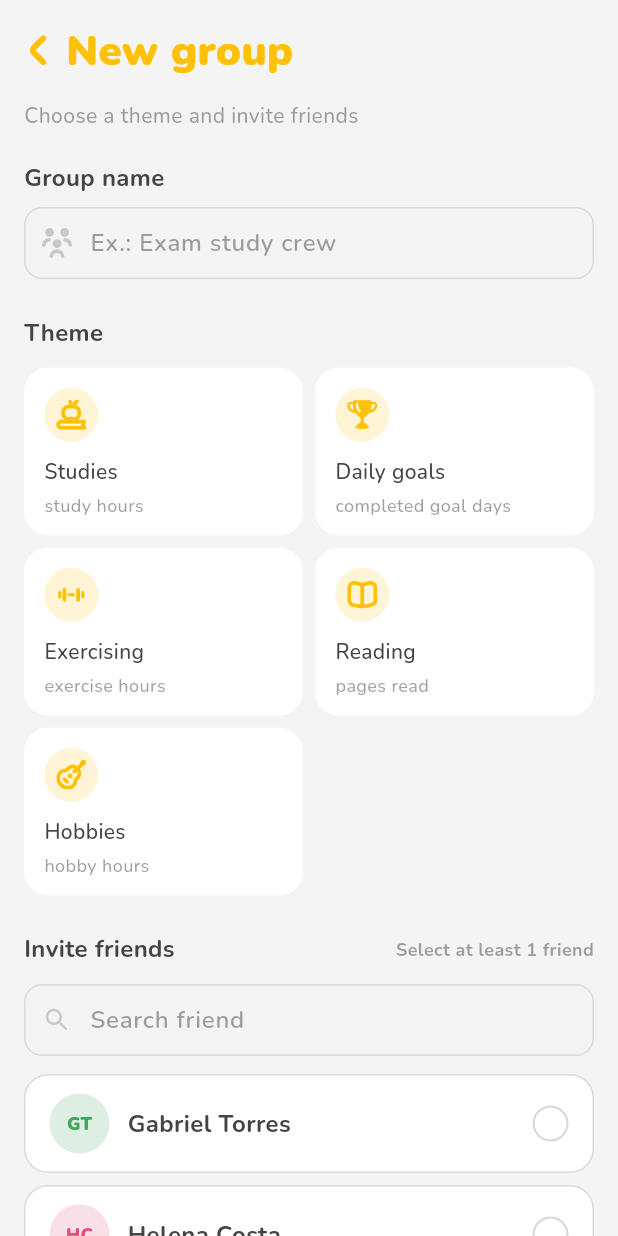
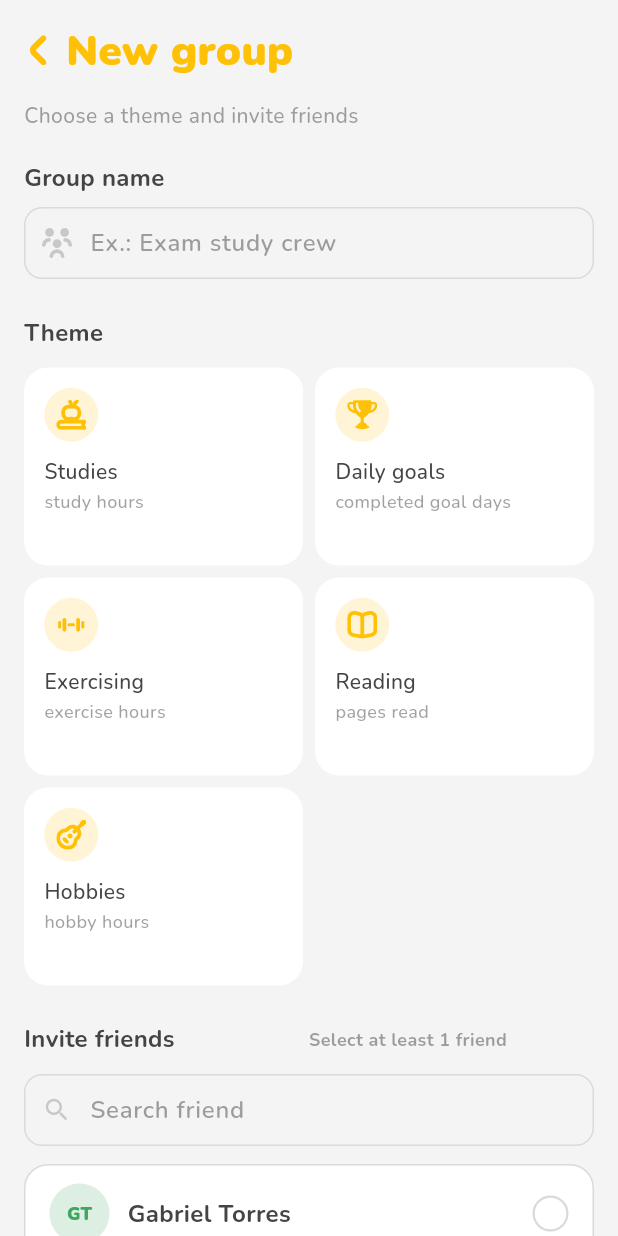
Before and after one commit to JoaoVJorge/helpout, a Flutter app: the CreateGroupPage screen opened by its route, on a phone screen of 412 x 824 dp. Run offline on Flutter 3.47's test engine with Material 3 defaults, Android fonts, the light colour scheme and no system bars; our stand-ins replace dartz, dio, equatable, flutter_dotenv, flutter_local_notifications, flutter_secure_storage and 4 more; accounts and stored records are empty; statements that could not run were skipped.

Commit message:
feat: improve create group form validation and layout
Tracks group name as an observable so requirement checks react live, prevents overflow on theme/friend labels, and moves the shared member/medal color palette into theme/group_colors.dart (was duplicated between friend_tile and groups_data_source).

```diff
--- a/lib/presentation/create_group/create_group_page.dart
+++ b/lib/presentation/create_group/create_group_page.dart
@@ -76,7 +76,7 @@ class CreateGroupPage extends StatelessWidget {
                           crossAxisCount: 2,
                           crossAxisSpacing: 8,
                           mainAxisSpacing: 8,
-                          mainAxisExtent: 112,
+                          mainAxisExtent: 132,
                         ),
                     itemBuilder: (context, index) {
                       final GroupThemeType theme = GroupThemeType.values[index];
@@ -93,6 +93,8 @@ class CreateGroupPage extends StatelessWidget {
                       context.l10n.groupThemeSelectedDescription(
                         groupMetricDescription(context, selected),
                       ),
+                      maxLines: 2,
+                      overflow: TextOverflow.ellipsis,
                       style: context.textStyles.bodySmall.copyWith(
                         color: context.colorTokens.textHint,
                       ),
@@ -111,18 +113,23 @@ class CreateGroupPage extends StatelessWidget {
                     style: context.textStyles.bodyLarge,
                   ),
                 ),
-                Obx(
+                Flexible(
+                  child: Obx(
                     () => Text(
                       controller.selectedFriendIds.isEmpty
                           ? context.l10n.selectAtLeastOneFriend
                           : context.l10n.selectedFriendsCount(
                               controller.selectedFriendIds.length,
                             ),
+                      maxLines: 1,
+                      overflow: TextOverflow.ellipsis,
+                      textAlign: TextAlign.end,
                       style: context.textStyles.bodySmall.copyWith(
                         color: controller.selectedFriendIds.isEmpty
                             ? context.colorTokens.textHint
                             : context.colorTokens.primary,
                         fontWeight: FontWeight.bold,
+                      ),
                     ),
                   ),
                 ),
@@ -207,7 +214,7 @@ class CreateGroupPage extends StatelessWidget {
             const Gap(16),
             Obx(
               () => _CreateGroupRequirements(
-                hasName: controller.hasName,
+                hasName: controller.groupName.value.trim().isNotEmpty,
                 hasTheme: controller.hasTheme,
                 hasFriends: controller.hasFriends,
               ),
@@ -215,6 +222,8 @@ class CreateGroupPage extends StatelessWidget {
             const Gap(12),
             Text(
               context.l10n.groupPrivacyNote,
+              maxLines: 3,
+              overflow: TextOverflow.ellipsis,
               style: context.textStyles.bodySmall.copyWith(
                 color: context.colorTokens.textHint,
               ),
@@ -295,6 +304,8 @@ class _FriendListState extends StatelessWidget {
         Text(
           description,
           textAlign: TextAlign.center,
+          maxLines: 3,
+          overflow: TextOverflow.ellipsis,
           style: context.textStyles.bodySmall.copyWith(
             color: context.colorTokens.textHint,
           ),
@@ -329,6 +340,8 @@ class _CreateGroupRequirements extends StatelessWidget {
       children: [
         Text(
           context.l10n.createGroupRequirementsTitle,
+          maxLines: 1,
+          overflow: TextOverflow.ellipsis,
           style: context.textStyles.bodyLarge,
         ),
         const Gap(8),
@@ -371,6 +384,8 @@ class _RequirementRow extends StatelessWidget {
       Expanded(
         child: Text(
           label,
+          maxLines: 2,
+          overflow: TextOverflow.ellipsis,
           style: context.textStyles.bodySmall.copyWith(
             color: isComplete
                 ? context.colorTokens.textBody
--- a/lib/presentation/create_group/widgets/friend_tile.dart
+++ b/lib/presentation/create_group/widgets/friend_tile.dart
@@ -4,6 +4,7 @@ import "package:help_out/core/utils/extensions/context_extensions.dart";
 import "package:help_out/presentation/groups/widgets/group_member_avatar.dart";
 import "package:help_out/shared/widgets/app_icon.dart";
 import "package:help_out/shared/widgets/bounce_tap.dart";
+import "package:help_out/theme/group_colors.dart";
 
 class FriendTile extends StatelessWidget {
   const FriendTile({
@@ -16,15 +17,6 @@ class FriendTile extends StatelessWidget {
   final FriendOption friend;
   final bool isSelected;
   final VoidCallback onTap;
-
-  static const List<int> _avatarColors = [
-    0xFFE0507A,
-    0xFF2E6ADE,
-    0xFF3FA65D,
-    0xFF8325FF,
-    0xFF1FA2A6,
-    0xFFFF7A30,
-  ];
 
   @override
   Widget build(BuildContext context) => BounceTap(
@@ -48,8 +40,7 @@ class FriendTile extends StatelessWidget {
         children: [
           GroupMemberAvatar(
             name: friend.name,
-            colorValue:
-                _avatarColors[friend.id.hashCode.abs() % _avatarColors.length],
+            colorValue: GroupAvatarColors.byIndex(friend.id.hashCode),
           ),
           const SizedBox(width: 12),
           Expanded(
--- a/lib/presentation/create_group/widgets/group_theme_tile.dart
+++ b/lib/presentation/create_group/widgets/group_theme_tile.dart
@@ -68,13 +68,16 @@ class GroupThemeTile extends StatelessWidget {
                   : context.colorTokens.textBody,
             ),
           ),
-          const Gap(4),
-          Text(
-            groupMetricDescription(context, theme),
-            maxLines: 2,
-            overflow: TextOverflow.ellipsis,
-            style: context.textStyles.bodySmall.copyWith(
-              color: context.colorTokens.textHint,
+          const Gap(3),
+          Flexible(
+            child: Text(
+              groupMetricDescription(context, theme),
+              maxLines: 2,
+              overflow: TextOverflow.ellipsis,
+              style: context.textStyles.bodySmall.copyWith(
+                color: context.colorTokens.textHint,
+                height: 1.15,
+              ),
             ),
           ),
         ],
--- /dev/null
+++ b/lib/theme/group_colors.dart
@@ -0,0 +1,28 @@
+import "package:flutter/material.dart";
+
+class GroupAvatarColors {
+  const GroupAvatarColors._();
+
+  static const List<int> values = [
+    0xFFE0507A,
+    0xFF2E6ADE,
+    0xFF3FA65D,
+    0xFF8325FF,
+    0xFF1FA2A6,
+    0xFFFF7A30,
+  ];
+
+  static int byIndex(int index) => values[index.abs() % values.length];
+}
+
+class LeaderboardMedalColors {
+  const LeaderboardMedalColors._();
+
+  static const Color gold = Color(0xFFFFC107);
+  static const Color silver = Color(0xFFB0BEC5);
+  static const Color bronze = Color(0xFFD08A55);
+
+  static const List<Color> values = [gold, silver, bronze];
+
+  static Color byRank(int rank) => values[(rank - 1).clamp(0, 2)];
+}
```
Also changed, not shown: lib/core/data/data_sources/groups_data_source.dart (+2 -10 lines), lib/presentation/create_group/create_group_controller.dart (+19 -2 lines). Lines whose indentation alone changed are shown as unchanged.
